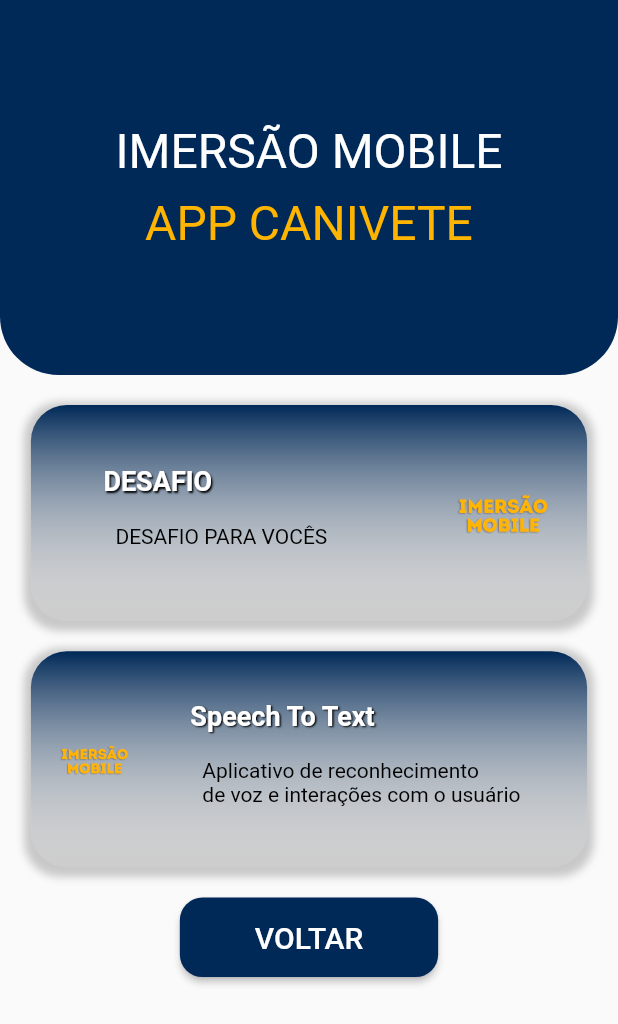
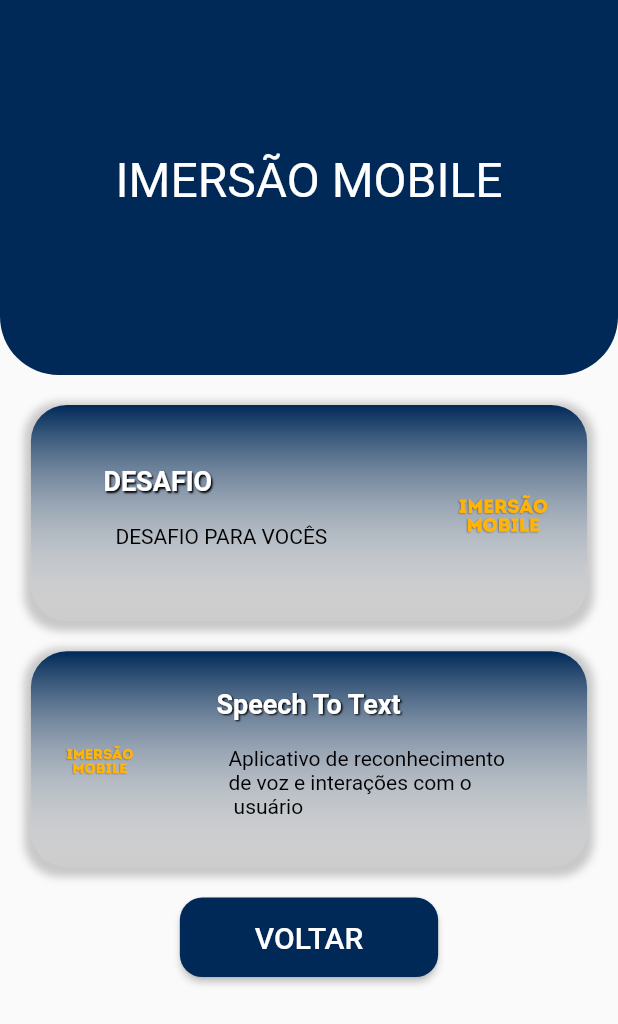
Before and after one commit to gontijol/ImersaoMobile, a Flutter app: the screen it shows after launch, after a tap on the "arrow forward" icon, on a phone screen of 412 x 824 dp. Shown: the top 1024 px of the screen. Run offline on Flutter 3.47's test engine with Material 2 defaults, Android fonts, the phone set to English and light mode, and no system bars; our stand-ins replace get, loading_animation_widget, speech_to_text; network calls fail.

Commit message:
[Fix] Atualização de Responsividade

```diff
--- a/lib/app/core/values/colors.dart
+++ b/lib/app/core/values/colors.dart
@@ -5,7 +5,7 @@ import 'package:flutter/material.dart';
 //Custom Palette
 const light_blue = Color(0xFF002958);
 const dark_blue = Color.fromARGB(255, 17, 137, 174);
-const default_yellow = Color(0xFFFFB400);
+const default_yellow = Color(0xFFb400);
 
 //Alpha Palette
 const alpha_light_blue = Color(0x22b60dfc);
--- a/lib/app/modules/help_page/help_page.dart
+++ b/lib/app/modules/help_page/help_page.dart
@@ -81,7 +81,7 @@ class HelpPage extends GetView {
                             padding: const EdgeInsets.only(
                                 top: 20, left: 50.0, right: 50.0),
                             child: Text(
-                              'Aplicativo projetado para compartilhamento de informações e conhecimento para o crescimento profissional desse grupo de desenvolvedores.',
+                              'App feito para o evento Imersão Mobile 2022',
                               style: TextStyle(fontSize: 25),
                             ),
                           )
--- a/lib/app/modules/home/homePage.dart
+++ b/lib/app/modules/home/homePage.dart
@@ -38,22 +38,6 @@ class HomePage extends GetView {
                         Row(
                           mainAxisAlignment: MainAxisAlignment.center,
                           children: [
-                            // Container(
-                            //   height: 63.79,
-                            //   width: 83,
-                            //   decoration: BoxDecoration(
-                            //       // color: Color.fromARGB(255, 14, 61, 126),
-                            //       // image: DecorationImage(
-                            //       //   fit: BoxFit.scaleDown,
-                            //       //   colorFilter: ColorFilter.mode(
-                            //       //       Colors.white.withOpacity(0.1),
-                            //       //       BlendMode.lighten),
-                            //       //   image: AssetImage(
-                            //       //       'assets/splash/logo_white.png'),
-                            //       // ),
-                            //       ),
-                            // ),
-                            // SizedBox(width: 10),
                             Text(
                               'IMERSÃO MOBILE',
                               style: TextStyle(
@@ -67,39 +51,6 @@ class HomePage extends GetView {
                     ),
                   ),
                   SizedBox(height: 10),
-                  Row(
-                    mainAxisAlignment: MainAxisAlignment.center,
-                    children: [
-                      Text(
-                        'APP CANIVETE',
-                        style: TextStyle(
-                            color: default_yellow,
-                            fontSize: 32,
-                            fontWeight: FontWeight.normal),
-                      ),
-                      // LinearPercentIndicator(
-                      //   barRadius: Radius.circular(11),
-                      //   backgroundColor: light_blue,
-                      //   linearGradient: LinearGradient(
-                      //       begin: Alignment.centerLeft,
-                      //       end: Alignment.centerRight,
-                      //       colors: [
-                      //         Colors.white,
-                      //         Colors.white,
-                      //         Colors.white,
-                      //         Colors.white,
-                      //         Colors.white,
-                      //         light_blue,
-                      //       ]),
-
-                      //   width: 335.0,
-                      //   lineHeight: 14.0,
-                      //   percent: 0.99,
-                      //   // backgroundColor: Colors.grey.withAlpha(50),
-                      //   // progressColor: Colors.white,
-                      // ),
-                    ],
-                  ),
                 ],
               ),
             ),
@@ -122,7 +73,7 @@ class HomePage extends GetView {
               ),
               child: Text(
                 'VOLTAR',
-                style: TextStyle(fontSize: 20),
+                style: TextStyle(fontSize: 20, color: Colors.white),
               ),
             )
             // SingleChildScrollView(
--- a/lib/app/modules/home/widgets/modulos.dart
+++ b/lib/app/modules/home/widgets/modulos.dart
@@ -1,5 +1,6 @@
 import 'package:flutter/material.dart';
 import 'package:get/get.dart';
+import 'package:letscode/app/modules/desafio/page.dart';
 import 'package:letscode/app/modules/speech_to_text/controller.dart';
 import 'package:letscode/app/modules/speech_to_text/page.dart';
 
@@ -41,7 +42,7 @@ class WidgetModulo extends GetView {
             width: MediaQuery.of(context).size.width * 0.9,
             child: InkWell(
               onTap: () {
-                // Get.toNamed('/modulo');
+                Get.to(() => desafioApp());
               },
               child: Row(
                 mainAxisAlignment: MainAxisAlignment.spaceAround,
@@ -171,7 +172,7 @@ class WidgetModulo extends GetView {
                       Padding(
                         padding: const EdgeInsets.all(8.0),
                         child: Text(
-                          'Aplicativo de reconhecimento\nde voz e interações com o usuário',
+                          'Aplicativo de reconhecimento\nde voz e interações com o \n usuário',
                           style: TextStyle(
                             color: Colors.black,
                             fontSize: 14,
--- a/lib/app/modules/login/controller.dart
+++ b/lib/app/modules/login/controller.dart
@@ -2,12 +2,12 @@ import 'package:get/get.dart';
 
 class LoginController extends GetxController {
   // final _password = ''.obs;
-  final _login = ''.obs;
+  final login = ''.obs;
 
   @override
   void onInit() {
     super.onInit();
   }
 
-  onChangedLogin(v) => _login.value = v;
+  onChangedLogin(v) => login.value = v;
 }
--- a/lib/app/modules/login/login_page.dart
+++ b/lib/app/modules/login/login_page.dart
@@ -2,6 +2,7 @@ import 'package:flutter/material.dart';
 import 'package:get/get.dart';
 // ignore: unused_import
 import 'package:letscode/app/core/values/colors.dart';
+import 'package:letscode/app/modules/create_account/controller.dart';
 import 'package:letscode/app/modules/create_account/widgets/HelpButton.dart';
 import 'package:letscode/app/modules/help_page/help_page.dart';
 import 'package:letscode/app/modules/home/homePage.dart';
@@ -15,18 +16,10 @@ class LoginPage extends GetView {
 
   @override
   Widget build(BuildContext context) {
+    Get.lazyPut(() => LoginController());
     return GestureDetector(
       onTap: () => FocusManager.instance.primaryFocus?.unfocus(),
-      //     appBar: AppBar(
-      //   title: const Text('VISION - Exemplo Teste'),
-      //   centerTitle: true,
-      // ))
       child: Scaffold(
-        // appBar: AppBar(
-        //   title: const Text('Login'),
-        //   backgroundColor: dark_blue,
-        //   centerTitle: true,
-        // ),
         body: Container(
           width: double.infinity,
           height: double.infinity,
@@ -53,10 +46,10 @@ class LoginPage extends GetView {
                 children: [
                   Center(
                       child: Container(
-                    width: 200,
+                    width: 500,
                     height: 250,
                     child: Image(
-                      height: MediaQuery.of(context).size.height * 0.45,
+                      height: MediaQuery.of(context).size.height * 0.55,
                       width: MediaQuery.of(context).size.width * 0.45,
                       image: AssetImage('assets/splash/lets_code_login.png'),
                     ),
@@ -67,8 +60,8 @@ class LoginPage extends GetView {
                         width: MediaQuery.of(context).size.width * 0.70,
                         height: MediaQuery.of(context).size.height * 0.070,
                         child: TextFormField(
+                          // controller: ()-onChangedLogin(v),
                           cursorColor: dark_blue,
-                          //  maxLines: null,
                           decoration: InputDecoration(
                             filled: true,
                             fillColor: Colors.grey[300],
@@ -120,7 +113,7 @@ class LoginPage extends GetView {
                             child: Text(
                               'Cadastrar',
                               style: TextStyle(
-                                color: dark_blue,
+                                color: Colors.black,
                                 fontSize: 15,
                               ),
                             ),
@@ -157,22 +150,12 @@ class LoginPage extends GetView {
                     ),
                   ),
                   Row(
+                    crossAxisAlignment: CrossAxisAlignment.end,
                     mainAxisAlignment: MainAxisAlignment.end,
                     children: [
-                      // HelpButton(
-                      //     gradient: LinearGradient(
-                      //       begin: Alignment.topLeft,
-                      //       end: Alignment.bottomRight,
-                      //       colors: [
-                      //         dark_blue,
-                      //         light_blue,
-                      //       ],
-                      //     ),
-                      //     icon: const Icon(Icons.help),
-                      //     onPressed: () {}),
                       AnimatedContainer(
                         height: 50,
-                        width: MediaQuery.of(context).size.width * 0.20,
+                        width: 50,
                         curve: Curves.fastOutSlowIn,
                         duration: const Duration(seconds: 3),
                         decoration: BoxDecoration(
@@ -201,17 +184,6 @@ class LoginPage extends GetView {
                               end: Alignment.bottomRight,
                               colors: [
                                 dark_blue,
-                                // Colors.white,
-                                // Colors.white,
-                                // Colors.white,
-                                // Colors.white,
-                                // Colors.white,
-                                // Colors.white,
-                                // Colors.white,
-                                // Colors.white,
-                                // Colors.white,
-                                // Colors.white,
-                                // Colors.white,
                                 light_blue,
                               ],
                             ),
--- a/lib/app/modules/login/widgets/AppleBtn1.dart
+++ b/lib/app/modules/login/widgets/AppleBtn1.dart
@@ -11,6 +11,7 @@ class AppleBtn1 extends StatelessWidget {
   Widget build(BuildContext context) {
     return Container(
         height: 54,
+        width: 150,
         margin: const EdgeInsets.all(15),
         decoration: BoxDecoration(
           borderRadius: BorderRadius.circular(15),
--- a/lib/app/modules/login/widgets/GoogleBtn1.dart
+++ b/lib/app/modules/login/widgets/GoogleBtn1.dart
@@ -11,8 +11,8 @@ class GoogleBtn1 extends StatelessWidget {
   @override
   Widget build(BuildContext context) {
     return Container(
-        height: 40,
-        width: 100,
+        height: 54,
+        width: 150,
         margin: const EdgeInsets.all(15),
         decoration: BoxDecoration(
           border: Border.all(color: alpha_light_blue),
--- a/lib/app/modules/speech_to_text/controller.dart
+++ b/lib/app/modules/speech_to_text/controller.dart
@@ -113,9 +113,4 @@ class SpeechController extends GetxController {
       rotation.value = 1;
     }
   }
-
-  // void onSpeechResult(SpeechRecognitionResult result) async {
-  //   lastWords = result.recognizedWords;
-  //
-  // }
 }
--- a/lib/main.dart
+++ b/lib/main.dart
@@ -1,11 +1,10 @@
 import 'package:flutter/material.dart';
 import 'package:get/get.dart';
-import 'package:letscode/app/modules/login/controller.dart';
 import 'package:letscode/app/modules/login/login_page.dart';
 
 void main() {
-  Get.lazyPut(() => LoginController());
-  runApp(const GetMaterialApp(
+  runApp(GetMaterialApp(
     home: LoginPage(),
+    debugShowCheckedModeBanner: false,
   ));
 }
--- a/pubspec.yaml
+++ b/pubspec.yaml
@@ -40,9 +40,10 @@ dependencies:
   percent_indicator: ^4.2.2
   speech_to_text: ^5.6.0
   loading_animation_widget: ^1.2.0+2
+  scribble: ^0.9.1
 
 flutter_native_splash:
-  color: "#ffffff"
+  color: "#002958"
   image: assets/splash/splash.png
   # branding: assets/branding-development.png
   # color_dark: "#121212"
@@ -51,9 +52,6 @@ flutter_native_splash:
 
   android_12:
     image: assets/splash/splash.png
-    # icon_background_color: "#ffffff"
-    # # image_dark: assets/logo-development.png
-    # icon_background_color_dark: "#121212"
 
   web: false
 
```
Also changed, not shown: lib/app/modules/desafio/page.dart (added, +19 -0 lines), pubspec.lock, 5 other files.
